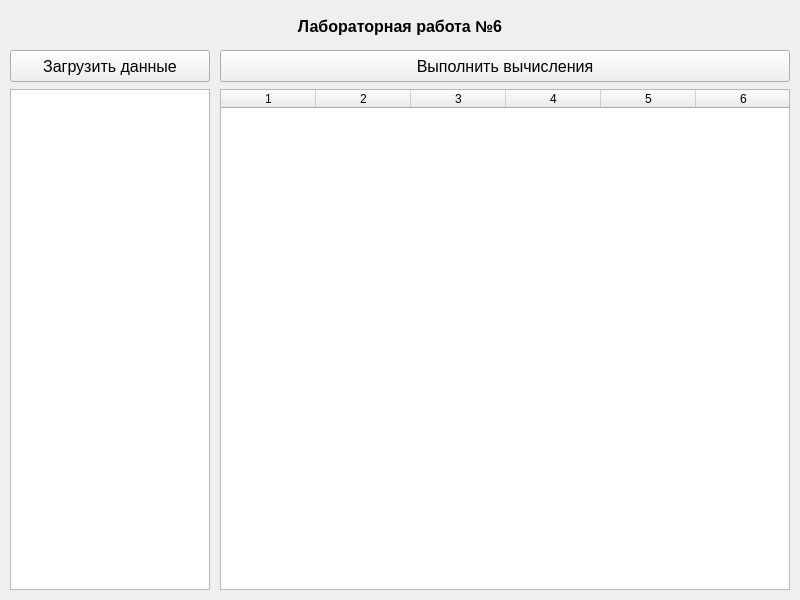
First picture: the form in antsor/lab_06/window.ui, repository SGCube/IU7-Computing-Algorithms, before the edit.
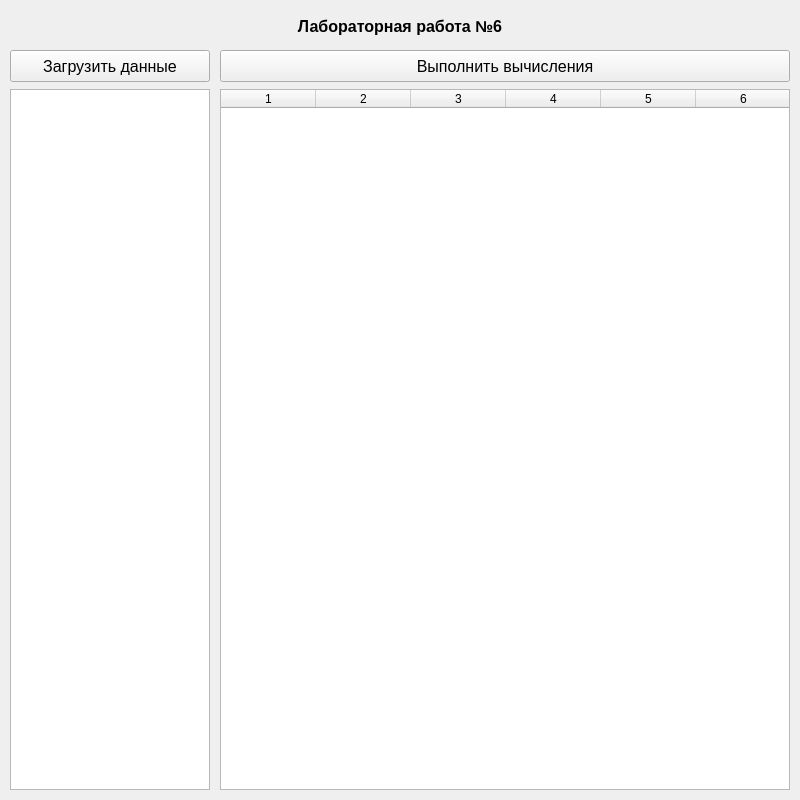
Second picture: the form after the edit.

Patch:
```diff
--- a/antsor/lab_06/window.ui
+++ b/antsor/lab_06/window.ui
@@ -7,7 +7,7 @@
     <x>0</x>
     <y>0</y>
     <width>800</width>
-    <height>600</height>
+    <height>800</height>
    </rect>
   </property>
   <property name="windowTitle">
@@ -20,7 +20,7 @@
       <x>10</x>
       <y>89</y>
       <width>200</width>
-      <height>501</height>
+      <height>701</height>
      </rect>
     </property>
     <property name="horizontalScrollBarPolicy">
@@ -55,7 +55,7 @@
       <x>220</x>
       <y>89</y>
       <width>570</width>
-      <height>501</height>
+      <height>701</height>
      </rect>
     </property>
     <property name="horizontalScrollBarPolicy">
```
